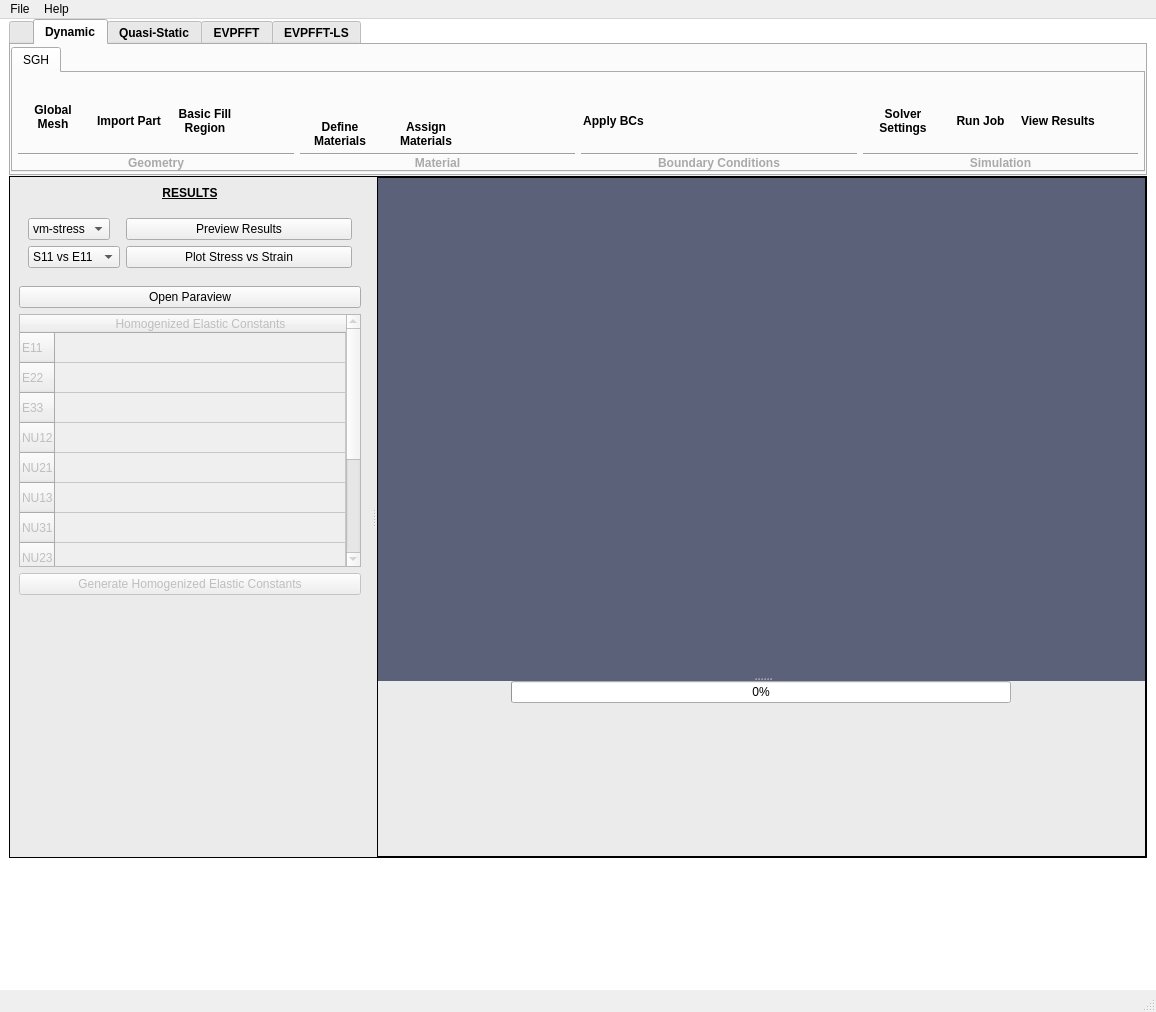
lanl/Fierro, file python/FIERRO-GUI/fierro_gui/FIERRO_GUI.ui: the form before one commit.
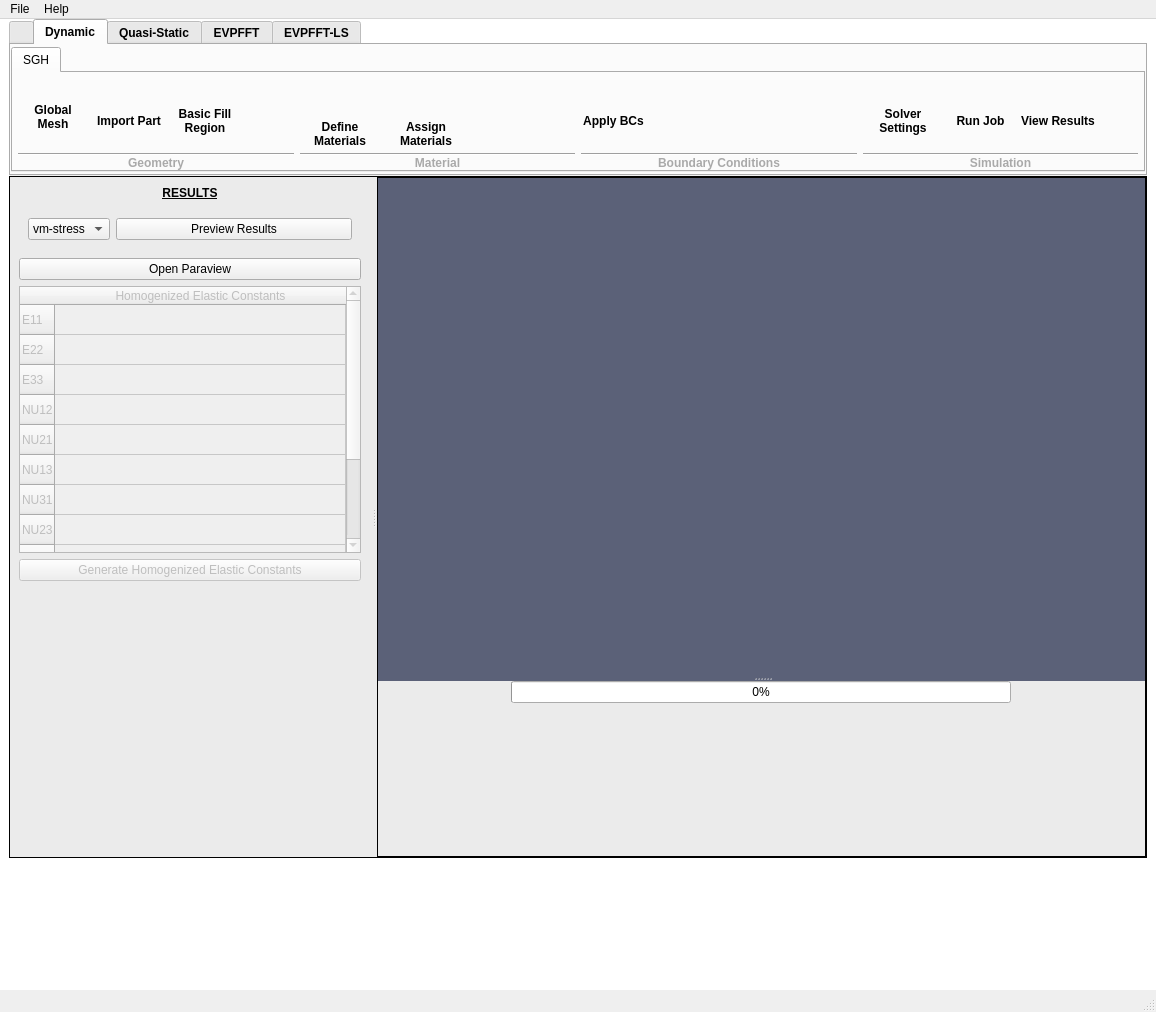
The form after the commit. The open tabs and pages were chosen to show the change. Icons and pictures are not drawn.

```diff
--- a/python/FIERRO-GUI/fierro_gui/FIERRO_GUI.ui
+++ b/python/FIERRO-GUI/fierro_gui/FIERRO_GUI.ui
@@ -5171,32 +5171,6 @@
                  </property>
                 </widget>
                </item>
-               <item row="1" column="1">
-                <widget class="QPushButton" name="BPlotSS">
-                 <property name="text">
-                  <string>Plot Stress vs Strain</string>
-                 </property>
-                </widget>
-               </item>
-               <item row="1" column="0">
-                <widget class="QComboBox" name="INPlotSS">
-                 <item>
-                  <property name="text">
-                   <string>S11 vs E11</string>
-                  </property>
-                 </item>
-                 <item>
-                  <property name="text">
-                   <string>S22 vs E22</string>
-                  </property>
-                 </item>
-                 <item>
-                  <property name="text">
-                   <string>S33 vs E33</string>
-                  </property>
-                 </item>
-                </widget>
-               </item>
               </layout>
              </widget>
             </item>
```
Left out of the diff: 2 changed lines with no effect on the pictures.
